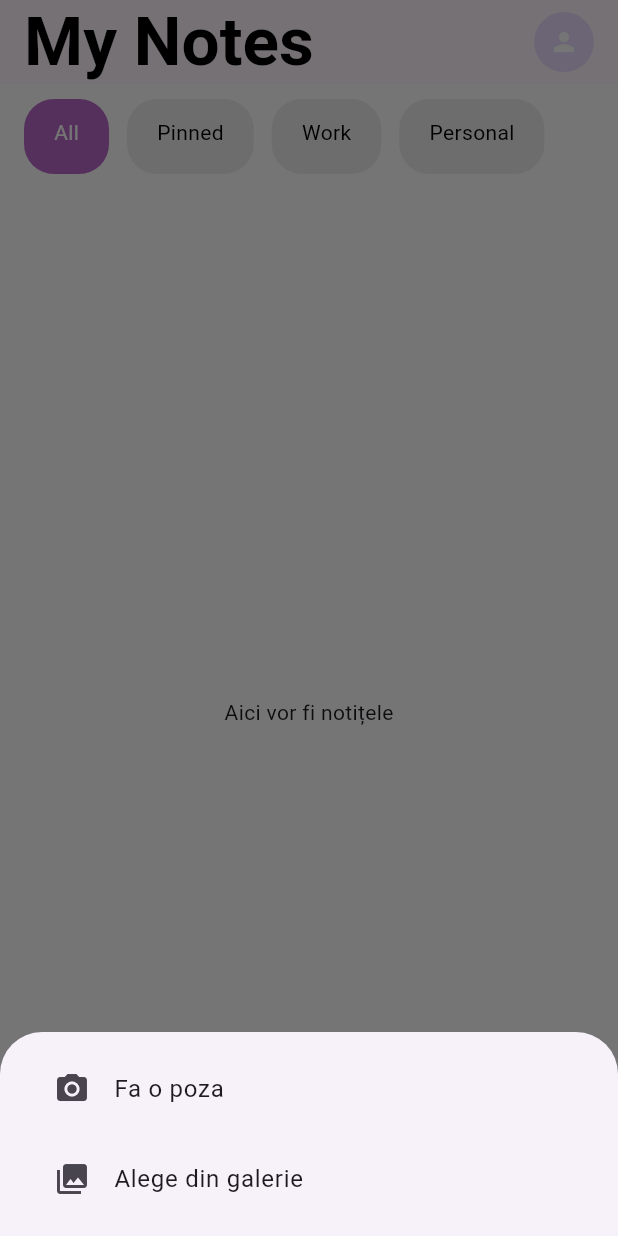
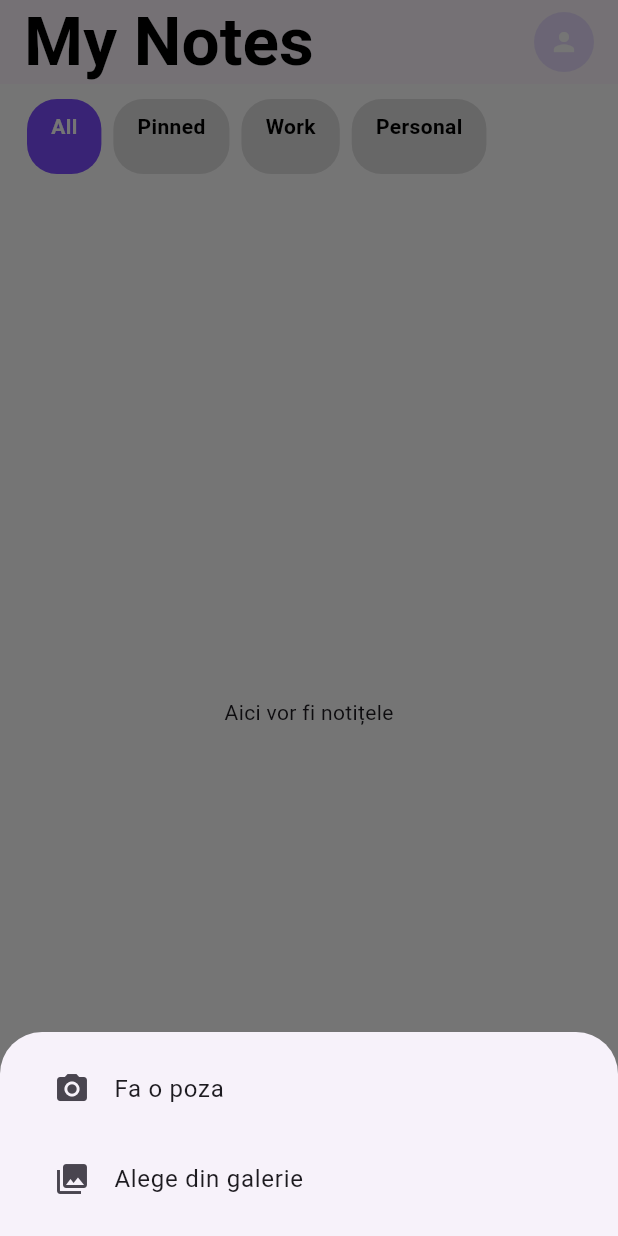
Before and after one commit to LucianaVoica/Flutter-Notite, a Flutter app: the screen it shows after launch, after a tap on the "person" icon, on a phone screen of 412 x 824 dp. Run offline on Flutter 3.47's test engine with Material 3 defaults, Android fonts, the phone set to English and light mode, and no system bars; our stand-ins replace equatable, flutter_bloc, image_picker, nested, supabase_flutter; accounts and stored records are empty.

Commit message:
refactor category

```diff
--- a/lib/features/categorii/presentation/bloc/category_event.dart
+++ b/lib/features/categorii/presentation/bloc/category_event.dart
@@ -1,18 +1,28 @@
-part of 'category_bloc.dart';
+import 'package:equatable/equatable.dart';
+import '../../data/category_model.dart';
 
-abstract class CategoryEvent {}
+abstract class CategoryEvent extends Equatable {
+  @override
+  List<Object?> get props => <Object?>[];
+}
 
 class LoadCategories extends CategoryEvent {
   LoadCategories({required this.categories});
   final List<Category> categories;
+
+  @override
+  List<Object?> get props => <Object?>[categories];
 }
 
 class SelectCategory extends CategoryEvent {
-  SelectCategory({required this.categoryId});
+  SelectCategory(this.categoryId);
   final String categoryId;
 }
 
 class AddCategory extends CategoryEvent {
   AddCategory({required this.category});
   final Category category;
+
+  @override
+  List<Object?> get props => <Object?>[category];
 }
--- a/lib/features/categorii/presentation/bloc/category_state.dart
+++ b/lib/features/categorii/presentation/bloc/category_state.dart
@@ -1,10 +1,25 @@
-part of 'category_bloc.dart';
+import 'package:equatable/equatable.dart';
+import '../../data/category_model.dart';
 
-abstract class CategoryState {}
+abstract class CategoryState extends Equatable {
+  @override
+  List<Object?> get props => <Object?>[];
+}
 
-class CategoryInitial extends CategoryState {}
+class CategoryLoading extends CategoryState {}
 
 class CategoryLoaded extends CategoryState {
   CategoryLoaded({required this.categories});
   final List<Category> categories;
+
+  @override
+  List<Object?> get props => <Object?>[categories];
 }
+
+class CategoryFailure extends CategoryState {
+  CategoryFailure({required this.error});
+  final String error;
+
+  @override
+  List<Object?> get props => <Object?>[error];
+}
--- a/lib/features/categorii/presentation/pages/category_list.dart
+++ b/lib/features/categorii/presentation/widget/category_list.dart
@@ -1,7 +1,9 @@
 import 'package:flutter/material.dart';
 import 'package:flutter_bloc/flutter_bloc.dart';
-import '../../data/models/category_model.dart';
+import '../../data/category_model.dart';
 import '../bloc/category_bloc.dart';
+import '../bloc/category_event.dart';
+import '../bloc/category_state.dart';
 
 class CategoryList extends StatelessWidget {
   const CategoryList({super.key});
@@ -10,40 +12,45 @@ class CategoryList extends StatelessWidget {
   Widget build(BuildContext context) {
     return BlocBuilder<CategoryBloc, CategoryState>(
       builder: (BuildContext context, CategoryState state) {
+        if (state is CategoryLoading) {
+          return const Center(child: CircularProgressIndicator());
+        }
         if (state is CategoryLoaded) {
           return Padding(
             padding: const EdgeInsets.all(10.0),
             child: SizedBox(
               height: 50,
-              child: ListView.builder(
+              child: ListView.separated(
                 scrollDirection: Axis.horizontal,
+                padding: const EdgeInsets.symmetric(horizontal: 8),
                 itemCount: state.categories.length,
+                separatorBuilder: (_, __) => const SizedBox(width: 8),
                 itemBuilder: (BuildContext context, int index) {
                   final Category category = state.categories[index];
                   return GestureDetector(
                     onTap: () {
                       context.read<CategoryBloc>().add(
-                        SelectCategory(categoryId: category.id),
+                        SelectCategory(category.id),
                       );
                     },
                     child: Container(
                       padding: const EdgeInsets.symmetric(
-                        horizontal: 20,
-                        vertical: 12,
+                        horizontal: 16,
+                        vertical: 8,
                       ),
-                      margin: const EdgeInsets.symmetric(horizontal: 6),
                       decoration: BoxDecoration(
                         color:
                             category.isSelected
-                                ? Colors.purple.shade300
-                                : Colors.grey.shade200,
+                                ? Colors.deepPurpleAccent
+                                : Colors.grey.shade300,
                         borderRadius: BorderRadius.circular(20),
                       ),
                       child: Text(
                         category.name,
-                        style: Theme.of(context).textTheme.bodyMedium!.copyWith(
+                        style: TextStyle(
                           color:
                               category.isSelected ? Colors.white : Colors.black,
+                          fontWeight: FontWeight.bold,
                         ),
                       ),
                     ),
@@ -53,7 +60,7 @@ class CategoryList extends StatelessWidget {
             ),
           );
         }
-        return const Center(child: CircularProgressIndicator());
+        return const SizedBox();
       },
     );
   }
--- a/lib/main.dart
+++ b/lib/main.dart
@@ -1,49 +1,44 @@
 import 'package:flutter/material.dart';
 import 'package:flutter_bloc/flutter_bloc.dart';
-
 import 'package:nested/nested.dart';
-
-import 'features/categorii/data/models/category_model.dart';
+import 'features/categorii/data/category_model.dart';
 import 'features/categorii/presentation/bloc/category_bloc.dart';
+import 'features/categorii/presentation/bloc/category_event.dart';
 import 'pages/home.dart';
 import 'theme/theme.dart';
 
 void main() {
-  runApp(
-    MultiBlocProvider(
+  final List<Category> initialCategories = <Category>[
+    Category(id: '1', name: 'All', isSelected: true),
+    Category(id: '2', name: 'Pinned', isSelected: false),
+    Category(id: '3', name: 'Work', isSelected: false),
+    Category(id: '4', name: 'Personal', isSelected: false),
+  ];
+
+  runApp(MyApp(categories: initialCategories));
+}
+
+class MyApp extends StatelessWidget {
+  const MyApp({super.key, required this.categories});
+  final List<Category> categories;
+
+  @override
+  Widget build(BuildContext context) {
+    return MultiBlocProvider(
       providers: <SingleChildWidget>[
         BlocProvider(
           create:
               (_) =>
-                  CategoryBloc()..add(
-                    LoadCategories(
-                      categories: <Category>[
-                        Category(id: '1', name: 'All', isSelected: true),
-                        Category(id: '2', name: 'Pinned', isSelected: false),
-                        Category(id: '3', name: 'Work', isSelected: false),
-                        Category(id: '4', name: 'Personal', isSelected: false),
-                      ],
-                    ),
-                  ),
+                  CategoryBloc()..add(LoadCategories(categories: categories)),
         ),
       ],
-      child: const MyApp(),
-    ),
-  );
-}
-
-class MyApp extends StatelessWidget {
-  const MyApp({super.key});
-
-  @override
-  Widget build(BuildContext context) {
-    const String appTitle = 'My Notes';
-    return MaterialApp(
-      debugShowCheckedModeBanner: false,
-      title: 'Notite',
-      theme: AppTheme.lightTheme,
-      darkTheme: AppTheme.darkTheme,
-      home: const HomePage(appTitle: appTitle),
+      child: MaterialApp(
+        debugShowCheckedModeBanner: false,
+        title: 'Notite',
+        theme: AppTheme.lightTheme,
+        darkTheme: AppTheme.darkTheme,
+        home: const HomePage(appTitle: 'My Notes'),
+      ),
     );
   }
 }
--- a/pubspec.yaml
+++ b/pubspec.yaml
@@ -37,6 +37,11 @@ dependencies:
   flutter_bloc: ^9.1.0
   image_picker: ^1.1.2
   nested: ^1.0.0
+  equatable: ^2.0.7
+  supabase_flutter: ^0.2.9
+  postgrest: ^0.1.11
+
+
 
 dev_dependencies:
   flutter_test:
```
Also changed, not shown: lib/features/categorii/domain/add_category.dart (deleted, +0 -10 lines), lib/features/categorii/presentation/bloc/category_bloc.dart (+8 -6 lines), lib/features/categorii/presentation/widget/add_category_form.dart (added, +51 -0 lines), lib/pages/home.dart (+33 -2 lines), lib/services/supabase_service.dart (added, +10 -0 lines), lib/features/categorii/data/category_model.dart (renamed from lib/features/categorii/data/models/category_model.dart), pubspec.lock, 7 other files.
